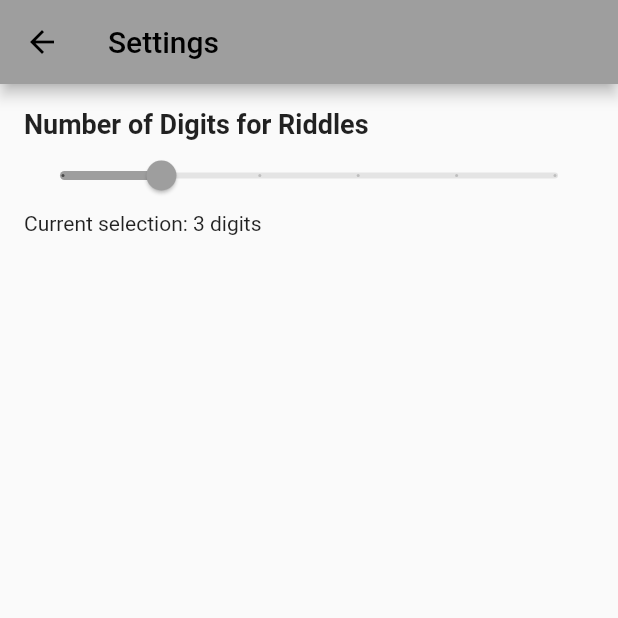
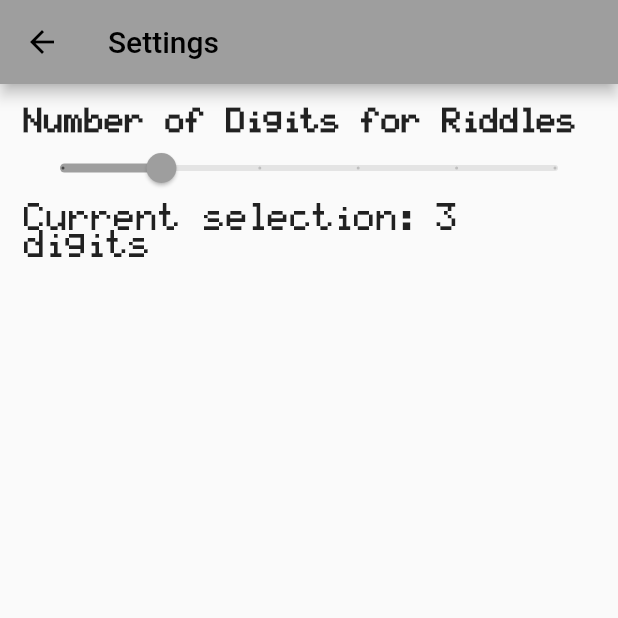
Before and after one commit to HennyBicks01/math_riddler, a Flutter app: the screen it shows after launch, after a tap on the "settings" icon, on a phone screen of 412 x 824 dp, the top half of it. Run offline on Flutter 3.47's test engine with Material 2 defaults, Android fonts, the phone set to English and light mode, and no system bars.

Commit message:
fixed some formatting and added fonts

```diff
--- a/lib/main.dart
+++ b/lib/main.dart
@@ -13,11 +13,17 @@ class MyApp extends StatelessWidget {
   @override
   Widget build(BuildContext context) {
     return MaterialApp(
-      title: 'Riddle Number Game',
-      theme: ThemeData(
+        title: 'Riddle Number Game',
+        theme: ThemeData(
         primarySwatch: Colors.grey,
-      ),
-      home: const MyHomePage(title: 'Guess the Number Riddle'),
+        textTheme: const TextTheme(
+          bodyMedium: TextStyle(
+            fontFamily: 'TI84Font',
+            fontSize: 20,
+            ),
+          ),
+        ),
+        home: const MyHomePage(title: 'Guess the Number Riddle'),
     );
   }
 }
@@ -85,7 +91,7 @@ class _MyHomePageState extends State<MyHomePage> {
 
   void _typeOutRiddle() async {
     for (int i = 0; i < _riddle.length; i++) {
-      await Future.delayed(Duration(milliseconds: 50));  // Delay for 50ms for each character.
+      await Future.delayed(const Duration(milliseconds: 50));  // Delay for 50ms for each character.
       setState(() {
         _currentRiddleDisplay += _riddle[i];
       });
@@ -234,34 +240,65 @@ class _MyHomePageState extends State<MyHomePage> {
                               ),
                             ),
                           ),
-                          // 2. Current Input (Guess Area) goes here.
-                          Text(
-                            _currentInput,
-                            style: const TextStyle(
-                                fontSize: 32, fontWeight: FontWeight.bold),
-                            textAlign: TextAlign.center,
-                          ),
-                          // 3. Riddle positioned above the keypad.
+
+
+                          // 3. Riddle positioned above the keypad wrapped in a "display box".
                           Expanded(
                             flex: 7,
                             child: Center(
-                              child: Text(
-                                _currentRiddleDisplay,
-                                style: const TextStyle(fontSize: 20),
-                                textAlign: TextAlign.center,
-                              )
+                              child: Container(
+                                width: screenWidth * 0.85,  // 70% of the screen width
+                                height: screenHeight * 0.5, // 30% of the screen height
+                                padding: const EdgeInsets.all(20.0),
+                                decoration: BoxDecoration(
+                                    color: const Color(0xFFA8B6A0), // Grayish-green tint
+                                    borderRadius: BorderRadius.circular(10), // Rounded edges
+                                    boxShadow: const [ // Optional shadow effect
+                                      BoxShadow(
+                                          color: Colors.black26,
+                                          blurRadius: 5.0,
+                                          offset: Offset(2, 2)
+                                      ),
+                                    ]
+                                ),
+                                child: Stack(
+                                  children: <Widget>[
+                                    // Riddle Display
+                                    Align(
+                                      alignment: Alignment.topRight,
+                                      child: Text(
+                                        _currentRiddleDisplay,
+                                        style: const TextStyle(fontSize: 22),
+                                        textAlign: TextAlign.right,  // Make the text align right
+                                      ),
+                                    ),
+                                    // Current Input (Guess Area)
+                                    Align(
+                                      alignment: Alignment.bottomRight,
+                                      child: Text(
+                                        _currentInput,
+                                        style: const TextStyle(
+                                            fontSize: 32, fontWeight: FontWeight.bold),
+                                        textAlign: TextAlign.right, // Make the text align right
+                                      ),
+                                    ),
+                                  ],
+                                ),
+                              ),
                             ),
                           ),
+
+
                           // Keypad
                           Expanded(
-                            flex: 3,
+                            flex: 4,
                             child: Stack(
                               children: [
                                 GridView.builder(
                                   padding: const EdgeInsets.fromLTRB(8.0, 0.0, 8.0, 8.0),
                                   gridDelegate: SliverGridDelegateWithFixedCrossAxisCount(
                                     crossAxisCount: 4,
-                                    childAspectRatio: screenWidth / (screenHeight / 3.75),
+                                    childAspectRatio: screenWidth / (screenHeight / 3),
                                     mainAxisSpacing: 5,
                                     crossAxisSpacing: 5,
                                   ),
```
Also changed, not shown: pubspec.yaml (+17 -70 lines), fonts/Handjet-Regular.ttf (added), fonts/texas_instruments_ti84_series.ttf (added), fonts/texas_instruments_ti84_seriesp.ttf (added), pubspec.lock, 1 other file.
